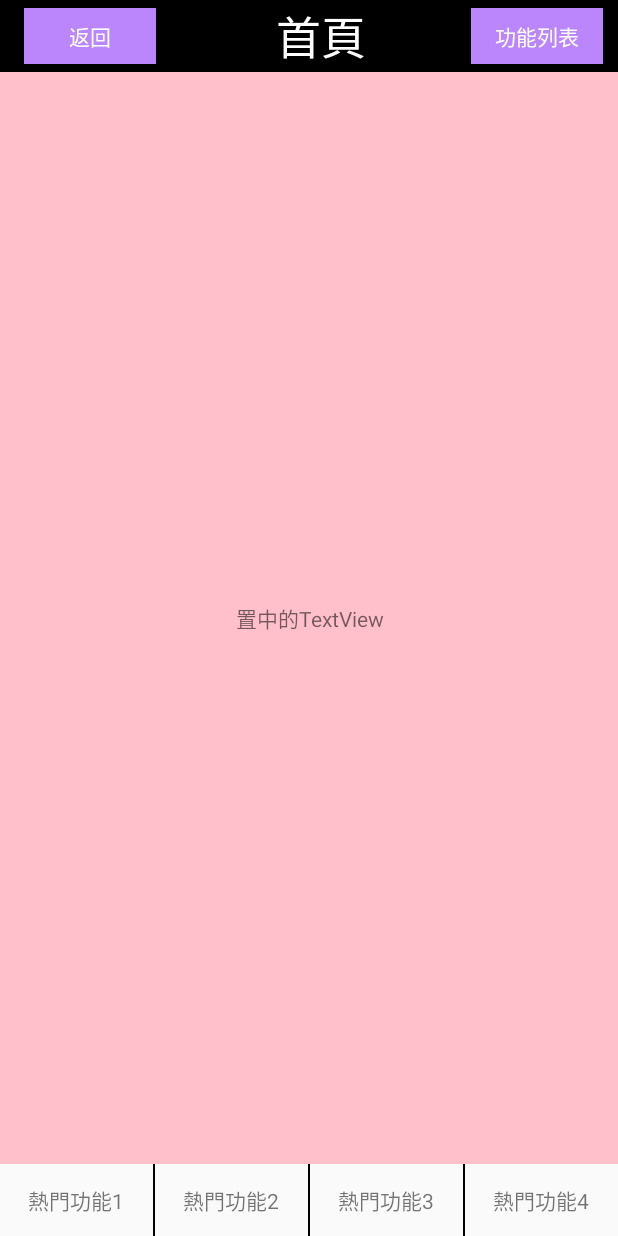
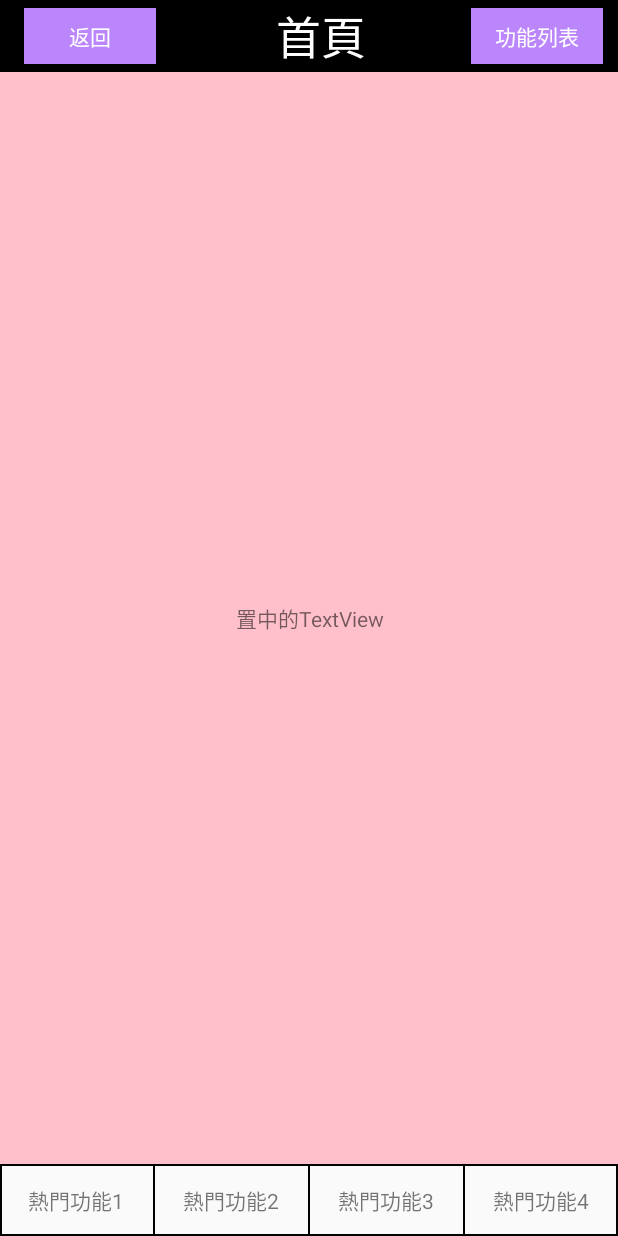
Before and after one commit to JasonKotlin/BabyNotes, an Android app: the screen it shows after launch (MainActivity), on a phone screen of 412 x 824 dp. Run offline under Robolectric (Android 15) with nearby library versions, the phone set to English and light mode, and no system bars; our stand-ins replace data binding.

Commit message:
先隨便刻個 layout，後續再想想要做些什麼

```diff
--- a/app/build.gradle
+++ b/app/build.gradle
@@ -35,6 +35,7 @@ android {
 }
 
 dependencies {
+    implementation 'androidx.legacy:legacy-support-v4:1.0.0'
     def lifecycle_version = "2.3.0"
     implementation "org.jetbrains.kotlin:kotlin-stdlib:$kotlin_version"
     implementation 'androidx.core:core-ktx:1.3.2'
--- a/app/src/main/java/com/jason/babynotes/MainActivity.kt
+++ b/app/src/main/java/com/jason/babynotes/MainActivity.kt
@@ -7,10 +7,10 @@ import androidx.databinding.DataBindingUtil
 import com.jason.babynotes.baseclass.BaseActivity
 import com.jason.babynotes.databinding.ActivityMainBinding
 import com.jason.babynotes.view.HomeFragment
-import com.jason.babynotes.viewmodel.ChangeViewModel
+import com.jason.babynotes.viewmodel.MainViewModel
 
 class MainActivity : BaseActivity() {
-    val viewModel by viewModels<ChangeViewModel>()
+    private val mViewModel by viewModels<MainViewModel>()
     lateinit var mBinding: ActivityMainBinding
 
     override fun onCreate(savedInstanceState: Bundle?) {
@@ -18,7 +18,8 @@ class MainActivity : BaseActivity() {
         mBinding = DataBindingUtil.setContentView(this, R.layout.activity_main)
         mBinding.apply {
             lifecycleOwner = this@MainActivity
-            toolbarViewModel = viewModel
+            mainViewModel = mViewModel
+
             back.setOnClickListener(View.OnClickListener {
                 if(supportFragmentManager.backStackEntryCount > 0)
                     supportFragmentManager.popBackStack()
@@ -26,6 +27,7 @@ class MainActivity : BaseActivity() {
                     finish()
                 }
             })
+
         }
 
         setContentView(mBinding.root)
--- a/app/src/main/java/com/jason/babynotes/viewmodel/ChangeViewModel.kt
+++ b/app/src/main/java/com/jason/babynotes/viewmodel/ChangeViewModel.kt
@@ -7,7 +7,6 @@ class ChangeViewModel: ViewModel() {
     val changeClickEvent = SingleLiveEvent<Boolean>()
 
     fun changeView(){
-        //TODO jasonyang 如果按照這樣的寫法，我怎麼傳值進來改？
         changeClickEvent.value = true
     }
 }
--- /dev/null
+++ b/app/src/main/java/com/jason/babynotes/viewmodel/MainViewModel.kt
@@ -0,0 +1,16 @@
+package com.jason.babynotes.viewmodel
+
+import androidx.lifecycle.MutableLiveData
+import androidx.lifecycle.ViewModel
+
+class MainViewModel: ViewModel() {
+    var title = MutableLiveData("首頁")
+
+    fun btn1ChangeBackground(){
+        title.value = "被1改"
+    }
+
+    fun btn2ChangeText(){
+        title.value = "被2改"
+    }
+}
--- /dev/null
+++ b/app/src/main/res/drawable/textview_line.xml
@@ -0,0 +1,7 @@
+<?xml version="1.0" encoding="utf-8"?>
+<shape xmlns:android="http://schemas.android.com/apk/res/android">
+
+    <stroke
+        android:width="1dp"
+        android:color="@color/black" />
+</shape>
--- a/app/src/main/res/layout/activity_main.xml
+++ b/app/src/main/res/layout/activity_main.xml
@@ -5,8 +5,8 @@
 
     <data>
         <variable
-            name="toolbarViewModel"
-            type="com.jason.babynotes.viewmodel.ChangeViewModel" />
+            name="mainViewModel"
+            type="com.jason.babynotes.viewmodel.MainViewModel" />
     </data>
 
     <LinearLayout
@@ -41,7 +41,7 @@
                     android:layout_width="wrap_content"
                     android:layout_height="wrap_content"
                     android:gravity="center"
-                    android:text="首頁"
+                    android:text="@{mainViewModel.title}"
                     android:textSize="30dp"
                     android:textColor="@color/white"
                     android:layout_centerInParent="true" />
@@ -56,7 +56,7 @@
                     android:layout_marginBottom="5dp"
                     android:layout_marginEnd="10dp"
                     android:background="@color/purple_200"
-                    android:layout_alignParentRight="true" />
+                    android:layout_alignParentEnd="true" />
             </RelativeLayout>
         </androidx.appcompat.widget.Toolbar>
 
@@ -70,7 +70,8 @@
             android:id="@+id/bottom_layout"
             android:layout_width="match_parent"
             android:layout_height="48dp"
-            android:orientation="horizontal">
+            android:orientation="horizontal"
+            android:background="@drawable/textview_line">
 
             <TextView
                 android:layout_width="0dp"
@@ -78,7 +79,8 @@
                 android:layout_weight="1"
                 android:text="熱門功能1"
                 android:gravity="center"
-                android:layout_gravity="center_vertical" />
+                android:layout_gravity="center_vertical"
+                android:onClick="@{()->mainViewModel.btn1ChangeBackground()}"/>
 
             <View
                 android:layout_width="1dp"
@@ -91,7 +93,8 @@
                 android:layout_weight="1"
                 android:text="熱門功能2"
                 android:gravity="center"
-                android:layout_gravity="center_vertical" />
+                android:layout_gravity="center_vertical"
+                android:onClick="@{()->mainViewModel.btn2ChangeText()}"/>
 
             <View
                 android:layout_width="1dp"
@@ -120,6 +123,5 @@
                 android:layout_gravity="center_vertical" />
 
         </LinearLayout>
-
     </LinearLayout>
 </layout>
--- a/app/src/main/res/values/strings.xml
+++ b/app/src/main/res/values/strings.xml
@@ -1,3 +1,5 @@
 <resources>
     <string name="app_name">BabyNotes</string>
+    <!-- TODO: Remove or change this placeholder text -->
+    <string name="hello_blank_fragment">Hello blank fragment</string>
 </resources>
```
Also changed, not shown: app/src/main/java/com/jason/babynotes/baseclass/BaseActivity.kt (+28 -1 lines), app/src/main/java/com/jason/babynotes/view/Hot2Fragment.kt (added, +21 -0 lines), app/src/main/java/com/jason/babynotes/view/Hot3Fragment.kt (added, +21 -0 lines), app/src/main/java/com/jason/babynotes/view/Hot4Fragment.kt (added, +20 -0 lines), app/src/main/res/layout/fragment_hot2.xml (added, +13 -0 lines), app/src/main/res/layout/fragment_hot3.xml (added, +13 -0 lines), app/src/main/res/layout/fragment_hot4.xml (added, +13 -0 lines).
